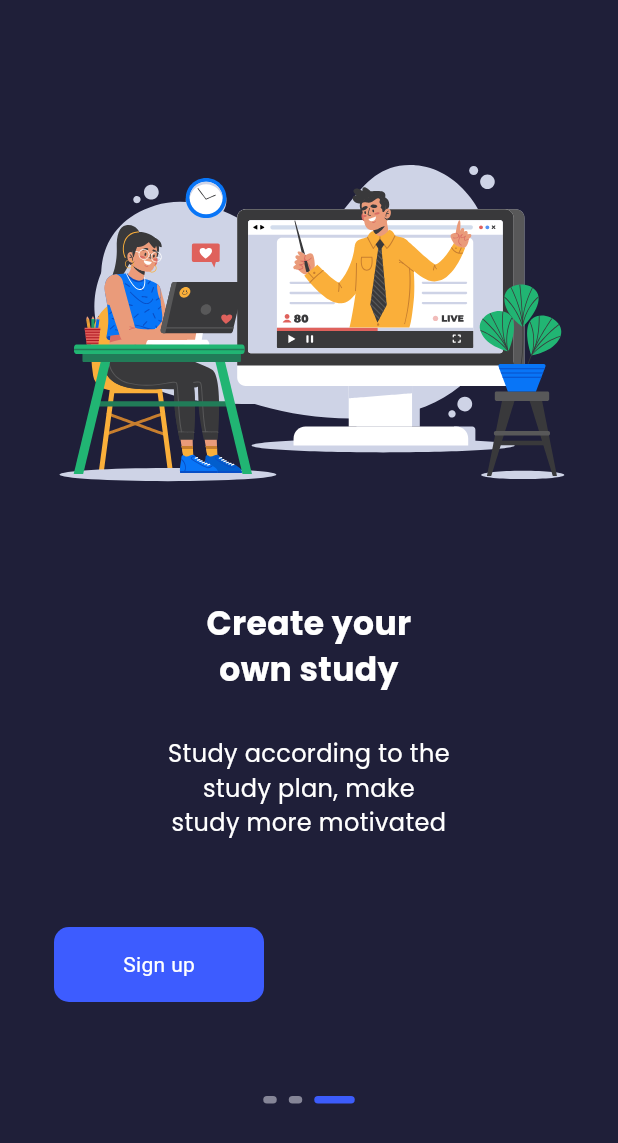
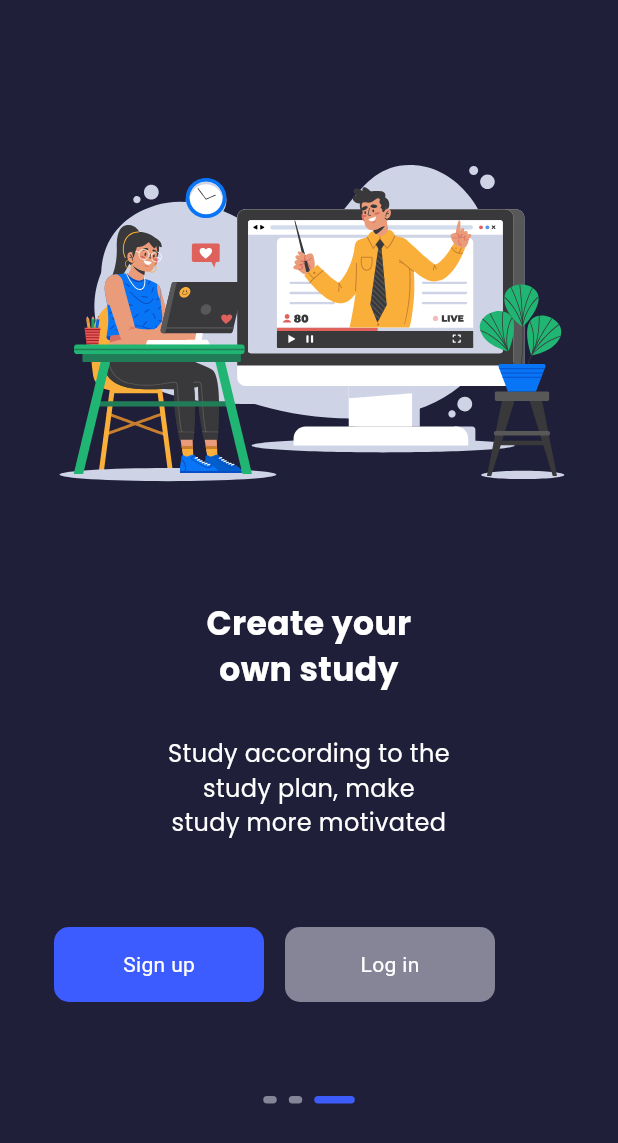
Before and after one commit to Nilav2608/study_app, a Flutter app: the screen it shows after launch, swiped to page 3, on a phone screen of 412 x 824 dp. Shown: the top 1143 px of the screen. Run offline on Flutter 3.47's test engine with Material 2 defaults, Android fonts, the phone set to English and light mode, and no system bars; drawn by our look-alikes of smooth_page_indicator; our stand-ins replace google_fonts, google_nav_bar, lottie, percent_indicator.

Commit message:
Login button

```diff
--- a/lib/intor_screen/get_started.dart
+++ b/lib/intor_screen/get_started.dart
@@ -86,7 +86,27 @@ class GetStartedPage extends StatelessWidget {
                   const SizedBox(
                     width: 14,
                   ),
-
+                  GestureDetector(
+                    onTap: () {
+                      Navigator.push(context,
+                          MaterialPageRoute(builder: (context) {
+                        return const HomeMain();
+                      }));
+                    },
+                    child: Container(
+                      width: 140,
+                      height: 50,
+                      decoration: BoxDecoration(
+                          color: const Color.fromARGB(255, 133, 133, 151),
+                          borderRadius: BorderRadius.circular(10)),
+                      child: const Center(
+                        child: Text(
+                          "Log in",
+                          style: TextStyle(color: Colors.white),
+                        ),
+                      ),
+                    ),
+                  ),
                 ],
               ),
             )
```
